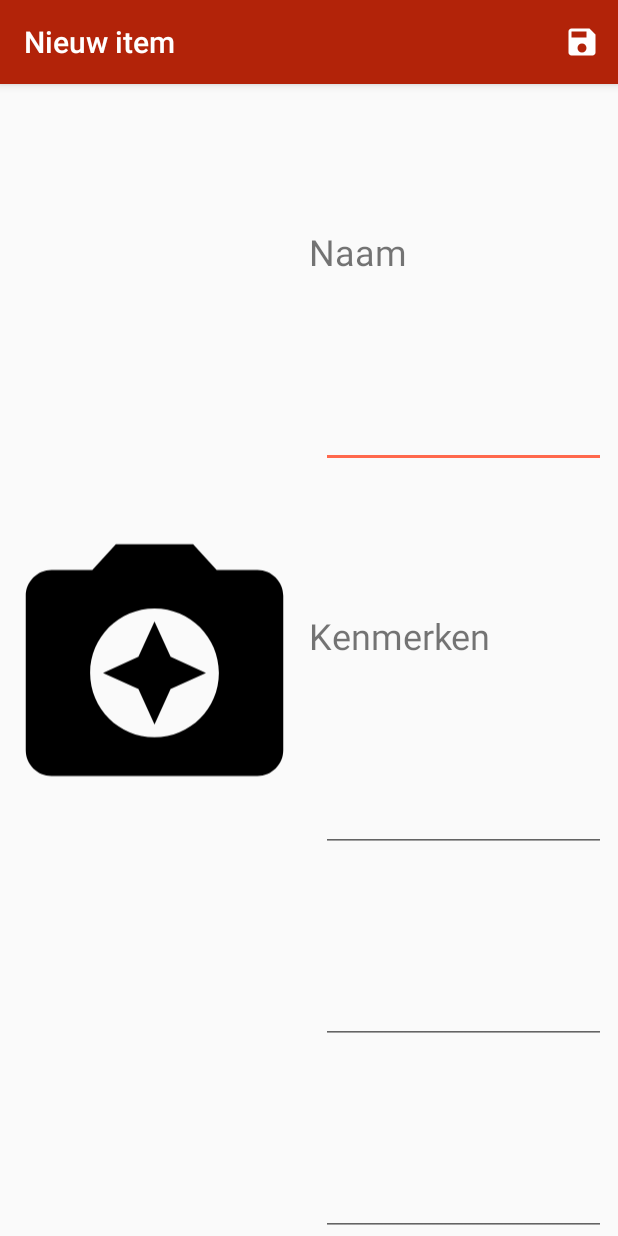
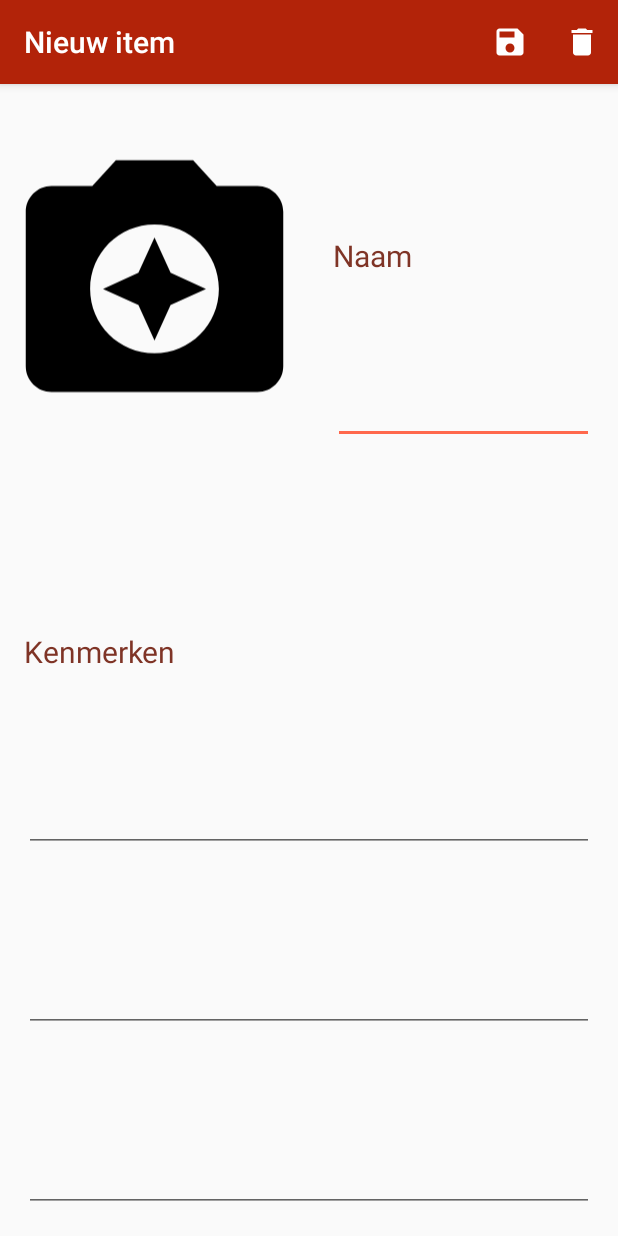
Before and after one commit to lotteJe/WhoIsIt, an Android app: the AddStudentActivity screen opened directly, with no data from a screen before it, on a phone screen of 412 x 824 dp. Run offline under Robolectric (Android 15) with nearby library versions, the phone set to English and light mode, and no system bars; libraries missing offline, so code that uses them is left out: io.objectbox; 1 statement that could not run was skipped.

Commit message:
delete definitef als je in detail bent

```diff
--- /dev/null
+++ b/app/src/main/res/drawable/ic_trash.xml
@@ -0,0 +1,9 @@
+<vector xmlns:android="http://schemas.android.com/apk/res/android"
+        android:width="24dp"
+        android:height="24dp"
+        android:viewportWidth="24.0"
+        android:viewportHeight="24.0">
+    <path
+        android:fillColor="#FFF"
+        android:pathData="M6,19c0,1.1 0.9,2 2,2h8c1.1,0 2,-0.9 2,-2V7H6v12zM19,4h-3.5l-1,-1h-5l-1,1H5v2h14V4z"/>
+</vector>
--- a/app/src/main/res/layout/activity_add_student.xml
+++ b/app/src/main/res/layout/activity_add_student.xml
@@ -2,83 +2,98 @@
     android:layout_width="match_parent"
     android:layout_height="match_parent"
     android:layout_weight="1"
-    android:orientation="horizontal"
-    android:weightSum="2">
+    android:orientation="vertical"
+    android:weightSum="3">
 
 
-    <ImageView
-        android:id="@+id/studentImage"
+    <LinearLayout
         android:layout_width="match_parent"
         android:layout_height="match_parent"
-        android:layout_weight="1" />
+        android:layout_weight="2"
+        android:orientation="horizontal"
+        android:weightSum="2">
 
+        <ImageView
+            android:id="@+id/studentImage"
+            android:layout_width="match_parent"
+            android:layout_height="match_parent"
+            android:layout_weight="1" />
+
+        <LinearLayout
+            android:layout_width="match_parent"
+            android:layout_height="match_parent"
+            android:layout_weight="1"
+            android:orientation="vertical"
+            android:padding="16dp"
+            android:weightSum="2">
+
+            <TextView
+                android:layout_width="match_parent"
+                android:layout_height="match_parent"
+                android:layout_weight="1"
+                android:gravity="bottom"
+                android:text="@string/naam"
+                android:textColor="@color/colorPrimaryDark"
+                android:textSize="20sp" />
+
+
+            <EditText
+                android:id="@+id/studentName"
+                android:layout_width="match_parent"
+                android:layout_height="match_parent"
+                android:layout_weight="1"
+                android:gravity="center_vertical"
+                android:imeOptions="actionNext"
+                android:maxLines="1"
+                android:textColor="@color/colorPrimaryDark"
+                android:textSize="20sp" />
+        </LinearLayout>
+    </LinearLayout>
 
     <LinearLayout
         android:layout_width="match_parent"
         android:layout_height="match_parent"
         android:layout_weight="1"
         android:orientation="vertical"
-        android:weightSum="6">
+        android:padding="16dp">
 
         <TextView
             android:layout_width="match_parent"
             android:layout_height="match_parent"
+            android:layout_weight="1"
             android:gravity="bottom"
-            android:layout_weight="1"
-            android:text="@string/naam"
-            android:textSize="24sp" />
-
-        <EditText
-            android:id="@+id/studentName"
-            android:layout_width="match_parent"
-            android:layout_height="match_parent"
-            android:layout_marginLeft="8dp"
-            android:layout_marginRight="8dp"
-            android:layout_weight="1"
-            android:gravity="center_vertical"
+            android:text="@string/kenmerken"
             android:textColor="@color/colorPrimaryDark"
-            android:textSize="24sp"
-            />
-
-        <TextView
-            android:layout_width="match_parent"
-            android:layout_height="match_parent"
-            android:gravity="bottom"
-            android:layout_weight="1"
-            android:text="@string/kenmerken"
-            android:textSize="24sp" />
+            android:textSize="20sp" />
 
         <EditText
             android:id="@+id/trait1"
             android:layout_width="match_parent"
             android:layout_height="match_parent"
-            android:layout_marginLeft="8dp"
-            android:layout_marginRight="8dp"
-            android:layout_marginTop="8dp"
             android:layout_weight="1"
-            android:gravity="center_vertical"
-            android:textSize="16sp" />
+            android:gravity="bottom"
+            android:imeOptions="actionNext"
+            android:maxLines="1"
+            android:textSize="20sp" />
 
         <EditText
             android:id="@+id/trait2"
             android:layout_width="match_parent"
             android:layout_height="match_parent"
-            android:layout_marginLeft="8dp"
-            android:layout_marginRight="8dp"
-            android:layout_marginTop="8dp"
             android:layout_weight="1"
-            android:gravity="center_vertical"
-            android:textSize="16sp" />
+            android:gravity="bottom"
+            android:imeOptions="actionNext"
+            android:maxLines="1"
+            android:textSize="20sp" />
 
         <EditText
             android:id="@+id/trait3"
             android:layout_width="match_parent"
             android:layout_height="match_parent"
-            android:layout_marginLeft="8dp"
-            android:layout_marginRight="8dp"
-            android:layout_marginTop="8dp"
             android:layout_weight="1"
-            android:gravity="center_vertical"
-            android:textSize="16sp" />
+            android:gravity="bottom"
+            android:imeOptions="actionDone"
+            android:maxLines="1"
+            android:textSize="20sp" />
     </LinearLayout>
 </LinearLayout>
--- a/app/src/main/res/menu/menu_add_student.xml
+++ b/app/src/main/res/menu/menu_add_student.xml
@@ -8,4 +8,9 @@
         android:title="@string/opslaan"
         android:icon="@drawable/ic_save"
         app:showAsAction="always" />
+    <item
+        android:id="@+id/delete_student"
+        android:icon="@drawable/ic_trash"
+        android:title="@string/delete"
+        app:showAsAction="always" />
 </menu>
--- a/app/src/main/res/values/strings.xml
+++ b/app/src/main/res/values/strings.xml
@@ -14,4 +14,6 @@
     <string name="action_refresh">Opnieuw spelen</string>
     <string name="add_activity_new_student">Nieuw item</string>
     <string name="add_activity_edit_student">Bewerk item</string>
+    <string name="delete_dialog_msg">Dit item definitief verwijderen?</string>
+    <string name="cancel">Annuleren</string>
 </resources>
```
Also changed, not shown: app/src/main/java/com/example/android/whoisit/activities/AddStudentActivity.java (+36 -4 lines), app/src/main/java/com/example/android/whoisit/activities/MainActivity.java (+6 -6 lines), app/src/main/res/layout/fragment_studentdetail.xml (+19 -13 lines).
